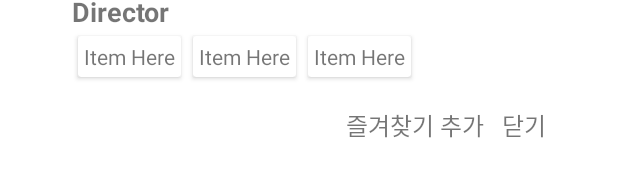
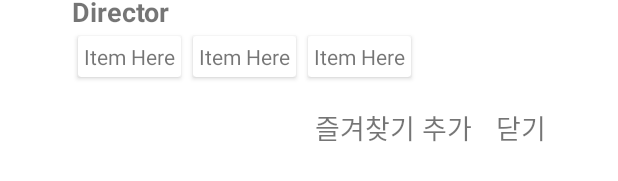
Before and after one commit to JunJaBoy/Android-Movie_Application, an Android app: the layout dialog_fragment_movie_movie_info.xml on its own in the app's theme, with its tools: preview values and no code run, on a phone screen of 412 x 824 dp. Shown: the part 374-555 px from the top of the screen. Run offline under Robolectric (Android 15) with nearby library versions, the phone set to English and light mode, and no system bars.

Commit message:
design :: movie info dialog

```diff
--- a/app/src/main/res/layout/dialog_fragment_movie_movie_info.xml
+++ b/app/src/main/res/layout/dialog_fragment_movie_movie_info.xml
@@ -30,9 +30,11 @@
             android:layout_height="wrap_content"
             android:orientation="horizontal"
             app:layout_constraintBottom_toTopOf="@id/layout_dialog_fragment_movie_movie_info_genres"
+
             app:layout_constraintEnd_toEndOf="parent"
             app:layout_constraintStart_toStartOf="parent"
-            app:layout_constraintTop_toBottomOf="@id/tv_dialog_fragment_movie_movie_info_title">
+            app:layout_constraintTop_toBottomOf="@id/tv_dialog_fragment_movie_movie_info_title"
+            app:layout_constraintVertical_chainStyle="packed">
 
             <TextView
                 android:id="@+id/tv_dialog_fragment_movie_movie_info_audit"
@@ -157,16 +159,16 @@
                 android:id="@+id/tv_dialog_fragment_movie_movie_info_add_favorite"
                 android:layout_width="wrap_content"
                 android:layout_height="wrap_content"
-                android:layout_marginEnd="12dp"
+                android:layout_marginEnd="16dp"
                 android:text="@string/dialog_fragment_movie_movie_info_add_favorite"
-                android:textSize="16sp" />
+                android:textSize="18sp" />
 
             <TextView
                 android:id="@+id/tv_dialog_fragment_movie_movie_info_add_close"
                 android:layout_width="wrap_content"
                 android:layout_height="wrap_content"
                 android:text="@string/dialog_fragment_movie_movie_info_close"
-                android:textSize="16sp" />
+                android:textSize="18sp" />
 
         </LinearLayout>
     </androidx.constraintlayout.widget.ConstraintLayout>
```
